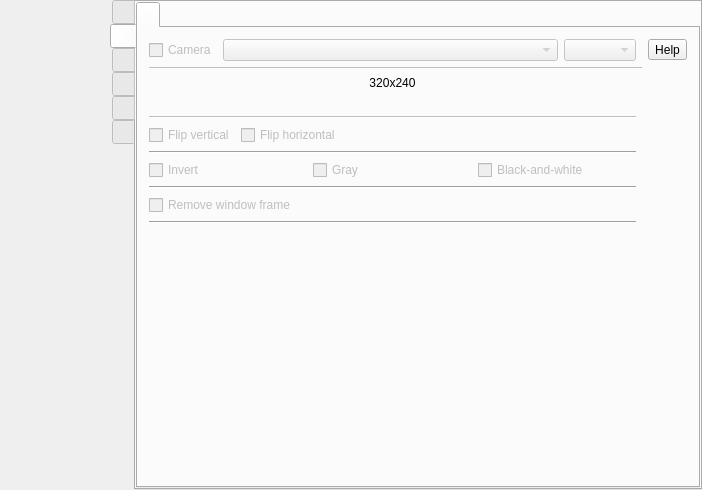
Above: src/formMainWindow.ui from vkohaupt/vokoscreenNG before the change. Below: the same form after it.
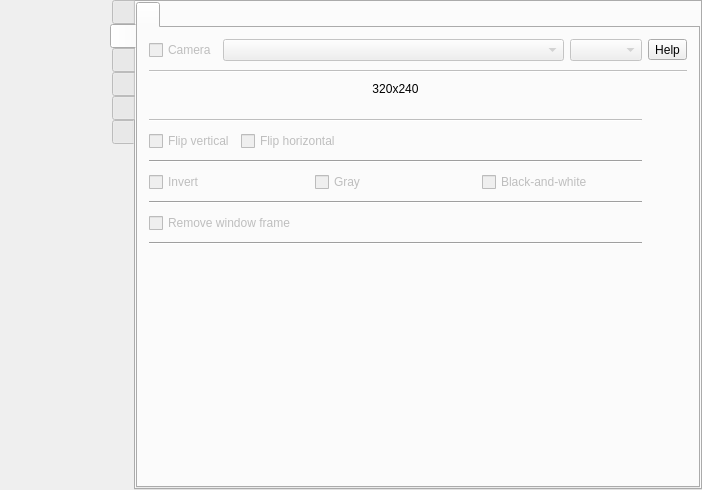
That is the form after the change. Icons and pictures are not drawn.

Diff of the .ui file:
```diff
--- a/src/formMainWindow.ui
+++ b/src/formMainWindow.ui
@@ -2793,84 +2793,30 @@
            <layout class="QVBoxLayout" name="verticalLayout_16">
             <item>
              <layout class="QGridLayout" name="gridLayout_4">
+              <property name="verticalSpacing">
+               <number>9</number>
+              </property>
+              <item row="3" column="0" colspan="3">
+               <widget class="Line" name="line_12">
+                <property name="enabled">
+                 <bool>false</bool>
+                </property>
+                <property name="orientation">
+                 <enum>Qt::Horizontal</enum>
+                </property>
+               </widget>
+              </item>
+              <item row="1" column="0" colspan="4">
+               <widget class="Line" name="line_2">
+                <property name="enabled">
+                 <bool>false</bool>
+                </property>
+                <property name="orientation">
+                 <enum>Qt::Horizontal</enum>
+                </property>
+               </widget>
+              </item>
               <item row="6" column="0" colspan="3">
-               <widget class="Line" name="line_11">
-                <property name="orientation">
-                 <enum>Qt::Horizontal</enum>
-                </property>
-               </widget>
-              </item>
-              <item row="8" column="0" colspan="3">
-               <widget class="Line" name="line_7">
-                <property name="orientation">
-                 <enum>Qt::Horizontal</enum>
-                </property>
-               </widget>
-              </item>
-              <item row="9" column="0" colspan="3">
-               <layout class="QHBoxLayout" name="horizontalLayout_42">
-                <item>
-                 <widget class="QCheckBox" name="checkBoxCameraWindowFrame">
-                  <property name="enabled">
-                   <bool>false</bool>
-                  </property>
-                  <property name="text">
-                   <string>Remove window frame</string>
-                  </property>
-                 </widget>
-                </item>
-               </layout>
-              </item>
-              <item row="0" column="4">
-               <widget class="QToolButton" name="help_camera_camera">
-                <property name="toolTip">
-                 <string>Help</string>
-                </property>
-                <property name="text">
-                 <string notr="true">Help</string>
-                </property>
-               </widget>
-              </item>
-              <item row="10" column="0" colspan="3">
-               <widget class="Line" name="line_10">
-                <property name="orientation">
-                 <enum>Qt::Horizontal</enum>
-                </property>
-               </widget>
-              </item>
-              <item row="11" column="0" colspan="3">
-               <layout class="QHBoxLayout" name="horizontalLayout_zoom">
-                <property name="spacing">
-                 <number>12</number>
-                </property>
-                <item>
-                 <widget class="QLabel" name="label_55">
-                  <property name="minimumSize">
-                   <size>
-                    <width>34</width>
-                    <height>34</height>
-                   </size>
-                  </property>
-                  <property name="maximumSize">
-                   <size>
-                    <width>34</width>
-                    <height>34</height>
-                   </size>
-                  </property>
-                  <property name="text">
-                   <string notr="true"/>
-                  </property>
-                  <property name="pixmap">
-                   <pixmap resource="screencast.qrc">:/pictures/systray/magnification.png</pixmap>
-                  </property>
-                  <property name="scaledContents">
-                   <bool>true</bool>
-                  </property>
-                 </widget>
-                </item>
-               </layout>
-              </item>
-              <item row="7" column="0" colspan="3">
                <layout class="QHBoxLayout" name="horizontalLayout_14">
                 <item>
                  <widget class="QCheckBox" name="checkBoxCameraInvert">
@@ -2904,46 +2850,7 @@
                 </item>
                </layout>
               </item>
-              <item row="0" column="2">
-               <widget class="QComboBox" name="comboBoxCameraResolution">
-                <property name="enabled">
-                 <bool>false</bool>
-                </property>
-                <property name="sizeAdjustPolicy">
-                 <enum>QComboBox::AdjustToContents</enum>
-                </property>
-               </widget>
-              </item>
-              <item row="3" column="0" colspan="3">
-               <layout class="QHBoxLayout" name="horizontalLayout_45" stretch="0">
-                <property name="spacing">
-                 <number>12</number>
-                </property>
-                <item>
-                 <widget class="QLabel" name="label_window_resize">
-                  <property name="enabled">
-                   <bool>true</bool>
-                  </property>
-                  <property name="maximumSize">
-                   <size>
-                    <width>34</width>
-                    <height>34</height>
-                   </size>
-                  </property>
-                  <property name="text">
-                   <string notr="true"/>
-                  </property>
-                  <property name="pixmap">
-                   <pixmap resource="screencast.qrc">:/pictures/camera/window-resize.png</pixmap>
-                  </property>
-                  <property name="scaledContents">
-                   <bool>true</bool>
-                  </property>
-                 </widget>
-                </item>
-               </layout>
-              </item>
-              <item row="5" column="0" colspan="3">
+              <item row="4" column="0" colspan="3">
                <layout class="QHBoxLayout" name="horizontalLayout_12">
                 <item>
                  <widget class="QCheckBox" name="checkBoxCameraMirrorVertical">
@@ -2980,7 +2887,94 @@
                 </item>
                </layout>
               </item>
-              <item row="12" column="1">
+              <item row="10" column="0" colspan="3">
+               <layout class="QHBoxLayout" name="horizontalLayout_zoom">
+                <property name="spacing">
+                 <number>12</number>
+                </property>
+                <item>
+                 <widget class="QLabel" name="label_55">
+                  <property name="minimumSize">
+                   <size>
+                    <width>34</width>
+                    <height>34</height>
+                   </size>
+                  </property>
+                  <property name="maximumSize">
+                   <size>
+                    <width>34</width>
+                    <height>34</height>
+                   </size>
+                  </property>
+                  <property name="text">
+                   <string notr="true"/>
+                  </property>
+                  <property name="pixmap">
+                   <pixmap resource="screencast.qrc">:/pictures/systray/magnification.png</pixmap>
+                  </property>
+                  <property name="scaledContents">
+                   <bool>true</bool>
+                  </property>
+                 </widget>
+                </item>
+               </layout>
+              </item>
+              <item row="0" column="3">
+               <widget class="QToolButton" name="help_camera_camera">
+                <property name="toolTip">
+                 <string>Help</string>
+                </property>
+                <property name="text">
+                 <string notr="true">Help</string>
+                </property>
+               </widget>
+              </item>
+              <item row="0" column="2">
+               <widget class="QComboBox" name="comboBoxCameraResolution">
+                <property name="enabled">
+                 <bool>false</bool>
+                </property>
+                <property name="sizeAdjustPolicy">
+                 <enum>QComboBox::AdjustToContents</enum>
+                </property>
+               </widget>
+              </item>
+              <item row="5" column="0" colspan="3">
+               <widget class="Line" name="line_11">
+                <property name="orientation">
+                 <enum>Qt::Horizontal</enum>
+                </property>
+               </widget>
+              </item>
+              <item row="8" column="0" colspan="3">
+               <layout class="QHBoxLayout" name="horizontalLayout_42">
+                <item>
+                 <widget class="QCheckBox" name="checkBoxCameraWindowFrame">
+                  <property name="enabled">
+                   <bool>false</bool>
+                  </property>
+                  <property name="text">
+                   <string>Remove window frame</string>
+                  </property>
+                 </widget>
+                </item>
+               </layout>
+              </item>
+              <item row="7" column="0" colspan="3">
+               <widget class="Line" name="line_7">
+                <property name="orientation">
+                 <enum>Qt::Horizontal</enum>
+                </property>
+               </widget>
+              </item>
+              <item row="9" column="0" colspan="3">
+               <widget class="Line" name="line_10">
+                <property name="orientation">
+                 <enum>Qt::Horizontal</enum>
+                </property>
+               </widget>
+              </item>
+              <item row="11" column="1">
                <spacer name="verticalSpacer_26">
                 <property name="orientation">
                  <enum>Qt::Vertical</enum>
@@ -3006,19 +3000,6 @@
                 </property>
                </widget>
               </item>
-              <item row="2" column="0" colspan="3">
-               <widget class="QLabel" name="labelCameraWindowSize">
-                <property name="enabled">
-                 <bool>true</bool>
-                </property>
-                <property name="text">
-                 <string notr="true">320x240</string>
-                </property>
-                <property name="alignment">
-                 <set>Qt::AlignCenter</set>
-                </property>
-               </widget>
-              </item>
               <item row="0" column="1">
                <widget class="QComboBox" name="comboBoxCamera">
                 <property name="enabled">
@@ -3038,25 +3019,60 @@
                 </property>
                </widget>
               </item>
-              <item row="4" column="0" colspan="3">
-               <widget class="Line" name="line_12">
-                <property name="enabled">
-                 <bool>false</bool>
+              <item row="2" column="0" colspan="3">
+               <layout class="QVBoxLayout" name="verticalLayout_28">
+                <property name="spacing">
+                 <number>0</number>
                 </property>
-                <property name="orientation">
-                 <enum>Qt::Horizontal</enum>
-                </property>
-               </widget>
-              </item>
-              <item row="1" column="0" colspan="4">
-               <widget class="Line" name="line_2">
-                <property name="enabled">
-                 <bool>false</bool>
-                </property>
-                <property name="orientation">
-                 <enum>Qt::Horizontal</enum>
-                </property>
-               </widget>
+                <item>
+                 <widget class="QLabel" name="labelCameraWindowSize">
+                  <property name="enabled">
+                   <bool>true</bool>
+                  </property>
+                  <property name="font">
+                   <font>
+                    <weight>50</weight>
+                    <bold>false</bold>
+                   </font>
+                  </property>
+                  <property name="text">
+                   <string notr="true">320x240</string>
+                  </property>
+                  <property name="alignment">
+                   <set>Qt::AlignCenter</set>
+                  </property>
+                 </widget>
+                </item>
+                <item>
+                 <layout class="QHBoxLayout" name="horizontalLayout_45" stretch="0">
+                  <property name="spacing">
+                   <number>12</number>
+                  </property>
+                  <item>
+                   <widget class="QLabel" name="label_window_resize">
+                    <property name="enabled">
+                     <bool>true</bool>
+                    </property>
+                    <property name="maximumSize">
+                     <size>
+                      <width>34</width>
+                      <height>34</height>
+                     </size>
+                    </property>
+                    <property name="text">
+                     <string notr="true"/>
+                    </property>
+                    <property name="pixmap">
+                     <pixmap resource="screencast.qrc">:/pictures/camera/window-resize.png</pixmap>
+                    </property>
+                    <property name="scaledContents">
+                     <bool>true</bool>
+                    </property>
+                   </widget>
+                  </item>
+                 </layout>
+                </item>
+               </layout>
               </item>
              </layout>
             </item>
```
